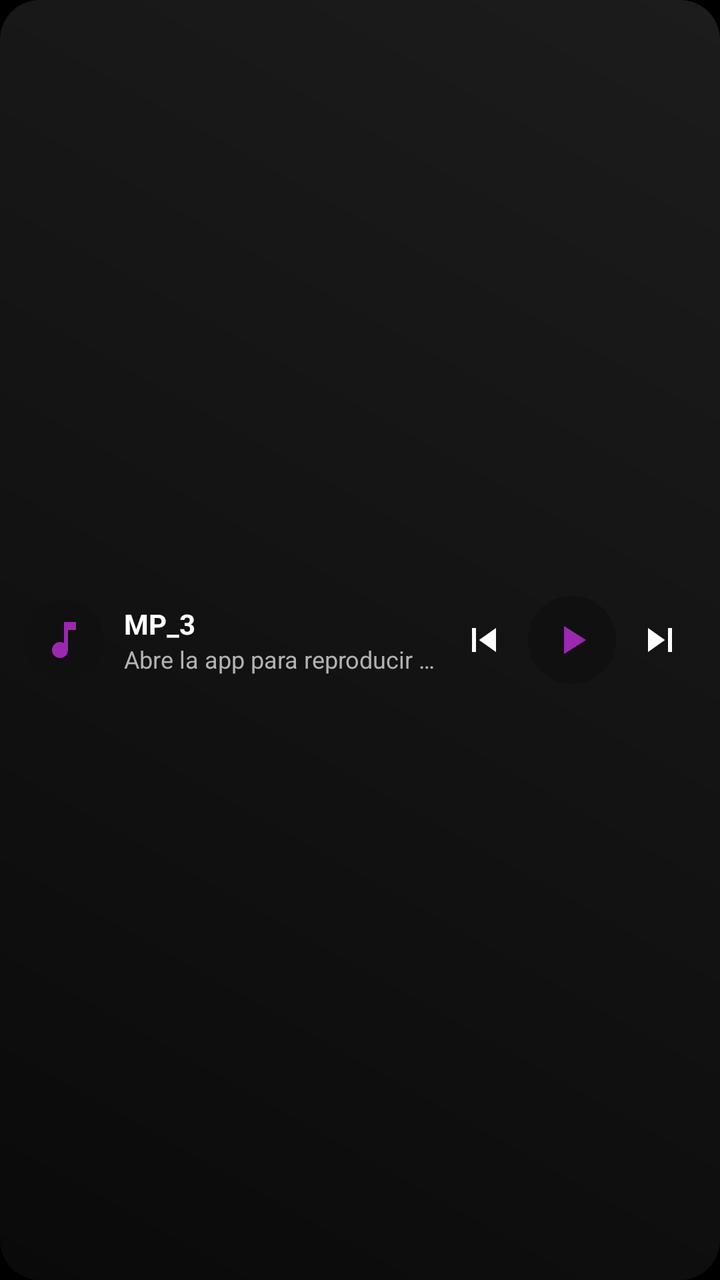
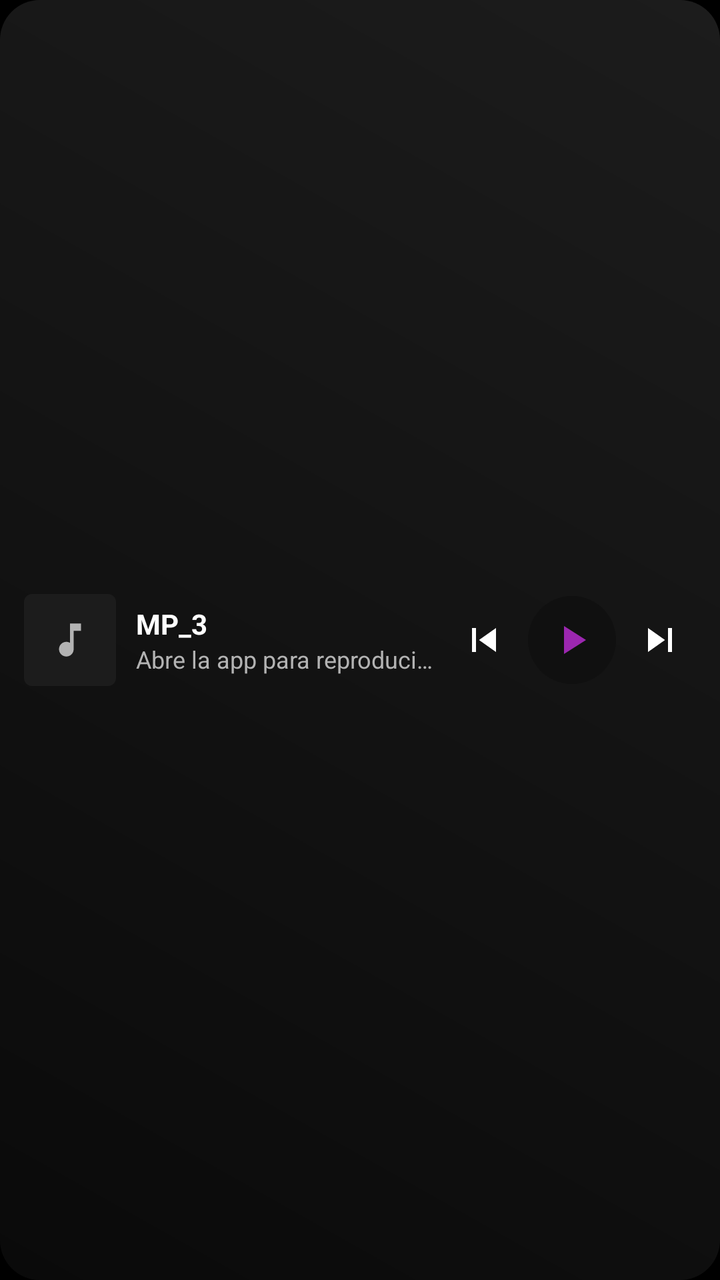

Two renders of the same Android screen: before a commit and after it. Below are the layout's source before the change and the commit's diff.
<!-- AndroidManifest.xml: application theme Theme.MP_3 -->
<!-- res/layout/widget_music_player.xml -->
<?xml version="1.0" encoding="utf-8"?>
<LinearLayout xmlns:android="http://schemas.android.com/apk/res/android"
    android:id="@+id/widgetRoot"
    android:layout_width="match_parent"
    android:layout_height="match_parent"
    android:background="@drawable/bg_mini_player"
    android:orientation="horizontal"
    android:gravity="center_vertical"
    android:padding="12dp">

    <ImageView
        android:layout_width="40dp"
        android:layout_height="40dp"
        android:background="@drawable/bg_icon_button_circle"
        android:padding="8dp"
        android:src="@drawable/ic_music_note"
        android:tint="@color/spotify_green"
        android:contentDescription="@string/app_name" />

    <LinearLayout
        android:layout_width="0dp"
        android:layout_height="wrap_content"
        android:layout_weight="1"
        android:layout_marginStart="10dp"
        android:orientation="vertical">

        <TextView
            android:id="@+id/widgetSongTitle"
            android:layout_width="match_parent"
            android:layout_height="wrap_content"
            android:text="MP_3"
            android:textColor="@color/text_primary_light"
            android:textSize="14sp"
            android:textStyle="bold"
            android:maxLines="1"
            android:ellipsize="end" />

        <TextView
            android:id="@+id/widgetSongArtist"
            android:layout_width="match_parent"
            android:layout_height="wrap_content"
            android:text="Abre la app para reproducir musica"
            android:textColor="@color/text_secondary_light"
            android:textSize="12sp"
            android:maxLines="1"
            android:ellipsize="end" />
    </LinearLayout>

    <ImageButton
        android:id="@+id/widgetBtnPrevious"
        android:layout_width="36dp"
        android:layout_height="36dp"
        android:layout_marginStart="4dp"
        android:background="@android:color/transparent"
        android:scaleType="fitCenter"
        android:padding="6dp"
        android:src="@drawable/ic_skip_previous"
        android:tint="@color/text_primary_light"
        android:contentDescription="Anterior" />

    <ImageButton
        android:id="@+id/widgetBtnPlayPause"
        android:layout_width="44dp"
        android:layout_height="44dp"
        android:layout_marginStart="4dp"
        android:background="@drawable/bg_icon_button_circle"
        android:scaleType="fitCenter"
        android:padding="10dp"
        android:src="@drawable/ic_play_arrow"
        android:tint="@color/spotify_green"
        android:contentDescription="Reproducir o pausar" />

    <ImageButton
        android:id="@+id/widgetBtnNext"
        android:layout_width="36dp"
        android:layout_height="36dp"
        android:layout_marginStart="4dp"
        android:background="@android:color/transparent"
        android:scaleType="fitCenter"
        android:padding="6dp"
        android:src="@drawable/ic_skip_next"
        android:tint="@color/text_primary_light"
        android:contentDescription="Siguiente" />

</LinearLayout>
<!-- resources referenced by this layout -->
<resources>
  <color name="spotify_green">#9C27B0</color>
  <color name="text_primary_light">#FFFFFF</color>
  <color name="text_secondary_light">#B3B3B3</color>
  <!-- drawable bg_icon_button_circle (drawable) -->
  <?xml version="1.0" encoding="utf-8"?>
  <shape xmlns:android="http://schemas.android.com/apk/res/android"
      android:shape="oval">
      <solid android:color="@color/surface_dark" />
  </shape>
  <!-- drawable bg_mini_player (drawable) -->
  <?xml version="1.0" encoding="utf-8"?>
  <shape xmlns:android="http://schemas.android.com/apk/res/android"
      android:shape="rectangle">
      <gradient
          android:type="linear"
          android:angle="45"
          android:startColor="@color/blue_dark"
          android:endColor="@color/purple_dark" />
      <corners android:radius="20dp" />
  </shape>
  <!-- drawable ic_music_note (drawable) -->
  <vector xmlns:android="http://schemas.android.com/apk/res/android"
      android:width="24dp"
      android:height="24dp"
      android:viewportWidth="24"
      android:viewportHeight="24">
      <path
          android:fillColor="#C7C2E8"
          android:pathData="M12,3v10.55c-0.59,-0.34 -1.27,-0.55 -2,-0.55c-2.21,0 -4,1.79 -4,4s1.79,4 4,4 4,-1.79 4,-4V7h4V3H12z" />
  </vector>
  <!-- drawable ic_play_arrow (drawable) -->
  <vector xmlns:android="http://schemas.android.com/apk/res/android"
      android:width="24dp"
      android:height="24dp"
      android:viewportWidth="24"
      android:viewportHeight="24">
      <path
          android:fillColor="#FFFFFF"
          android:pathData="M8,5v14l11,-7z" />
  </vector>
  <!-- drawable ic_skip_next (drawable) -->
  <vector xmlns:android="http://schemas.android.com/apk/res/android"
      android:width="24dp"
      android:height="24dp"
      android:viewportWidth="24"
      android:viewportHeight="24">
      <path
          android:fillColor="#FFFFFF"
          android:pathData="M6,18l8.5,-6L6,6v12zM16,6v12h2V6h-2z" />
  </vector>
  <!-- drawable ic_skip_previous (drawable) -->
  <vector xmlns:android="http://schemas.android.com/apk/res/android"
      android:width="24dp"
      android:height="24dp"
      android:viewportWidth="24"
      android:viewportHeight="24">
      <path
          android:fillColor="#FFFFFF"
          android:pathData="M6,6h2v12H6zM9.5,12l8.5,6V6z" />
  </vector>
  <string name="app_name">MP_3</string>
  <style name="Theme.MP_3" parent="Theme.MaterialComponents.DayNight.NoActionBar">
          <item name="colorPrimary">@color/purple_primary</item>
          <item name="colorPrimaryVariant">@color/purple_dark</item>
          <item name="colorOnPrimary">@color/white</item>
          <item name="colorSecondary">@color/blue_primary</item>
          <item name="colorSecondaryVariant">@color/blue_dark</item>
          <item name="colorOnSecondary">@color/white</item>
          <item name="android:statusBarColor">@color/background_dark</item>
          <item name="android:windowBackground">@color/background_dark</item>
          <item name="android:navigationBarColor">@color/background_dark</item>
      </style>
  <color name="surface_dark">#101010</color>
  <color name="blue_dark">#0A0A0A</color>
  <color name="purple_dark">#1C1C1C</color>
  <color name="purple_primary">#9C27B0</color>
  <color name="white">#FFFFFF</color>
  <color name="blue_primary">#9C27B0</color>
  <color name="background_dark">#000000</color>
</resources>

<!-- the commit's change to res/layout/widget_music_player.xml (unified diff, before → after) -->
@@ -8,14 +8,31 @@
     android:gravity="center_vertical"
     android:padding="12dp">
 
-    <ImageView
-        android:layout_width="40dp"
-        android:layout_height="40dp"
-        android:background="@drawable/bg_icon_button_circle"
-        android:padding="8dp"
-        android:src="@drawable/ic_music_note"
-        android:tint="@color/spotify_green"
-        android:contentDescription="@string/app_name" />
+    <FrameLayout
+        android:id="@+id/widgetArtContainer"
+        android:layout_width="46dp"
+        android:layout_height="46dp"
+        android:background="@drawable/bg_album_art_small">
+
+        <ImageView
+            android:id="@+id/widgetArtPlaceholder"
+            android:layout_width="match_parent"
+            android:layout_height="match_parent"
+            android:padding="12dp"
+            android:src="@drawable/ic_music_note"
+            android:tint="@color/spotify_gray"
+            android:contentDescription="@string/app_name" />
+
+        
+        <ImageView
+            android:id="@+id/widgetAlbumArt"
+            android:layout_width="match_parent"
+            android:layout_height="match_parent"
+            android:scaleType="centerCrop"
+            android:visibility="gone"
+            android:contentDescription="Caratula del album" />
+
+    </FrameLayout>
 
     <LinearLayout
         android:layout_width="0dp"
<!-- resource entries referenced after the edit -->
@@ -1,8 +1,16 @@
 <!-- resources referenced by this layout -->
 <resources>
+  <color name="spotify_gray">#B3B3B3</color>
   <color name="spotify_green">#9C27B0</color>
   <color name="text_primary_light">#FFFFFF</color>
   <color name="text_secondary_light">#B3B3B3</color>
+  <!-- drawable bg_album_art_small (drawable) -->
+  <?xml version="1.0" encoding="utf-8"?>
+  <shape xmlns:android="http://schemas.android.com/apk/res/android"
+      android:shape="rectangle">
+      <solid android:color="@color/spotify_card" />
+      <corners android:radius="4dp" />
+  </shape>
   <!-- drawable bg_icon_button_circle (drawable) -->
   <?xml version="1.0" encoding="utf-8"?>
   <shape xmlns:android="http://schemas.android.com/apk/res/android"
@@ -72,6 +80,7 @@
           <item name="android:windowBackground">@color/background_dark</item>
           <item name="android:navigationBarColor">@color/background_dark</item>
       </style>
+  <color name="spotify_card">#1C1C1C</color>
   <color name="surface_dark">#101010</color>
   <color name="blue_dark">#0A0A0A</color>
   <color name="purple_dark">#1C1C1C</color>
